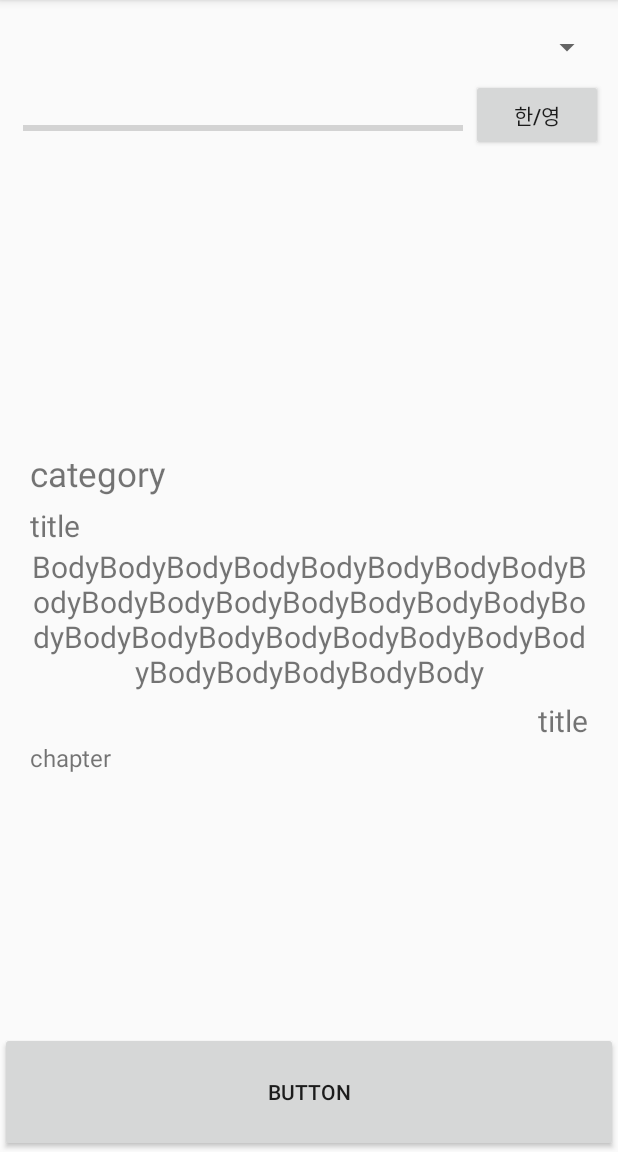
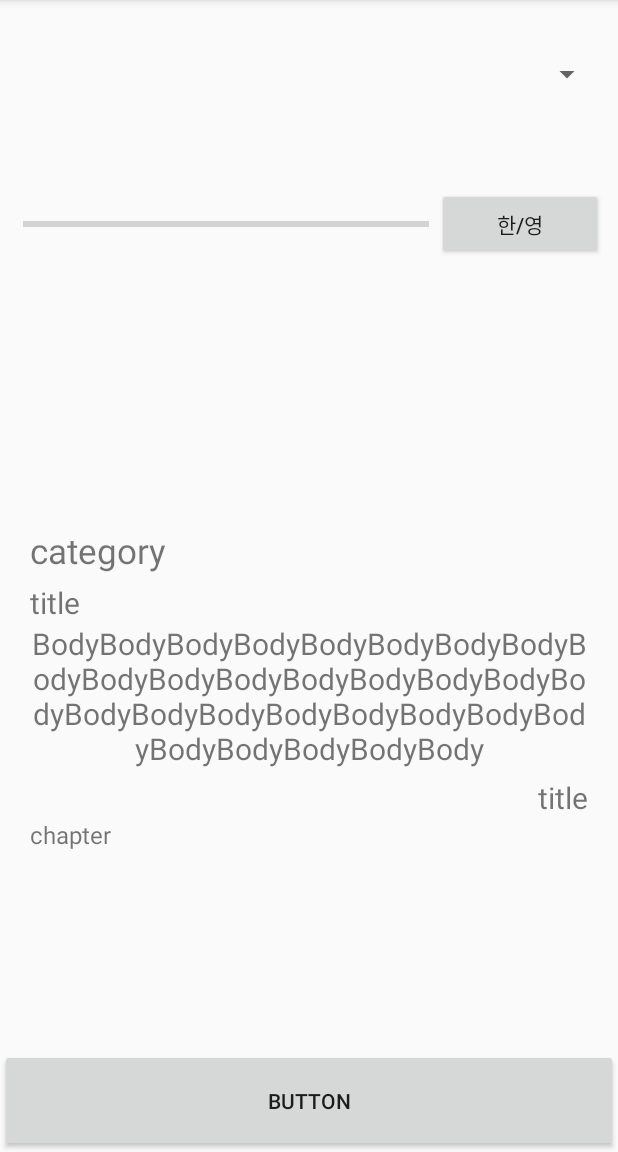
Before and after one commit to bychoi00/project1, an Android app: the screen it shows after launch (MainActivity), after a tap on "BUTTON", on a phone screen of 412 x 824 dp, the part 84-1236 px from its top. Run offline under Robolectric (Android 15) with nearby library versions, the phone set to English and light mode, and no system bars.

Commit message:
no message

```diff
--- a/bible_test/app/src/main/java/com/example/media_choi/bible_test/FragmentBody.java
+++ b/bible_test/app/src/main/java/com/example/media_choi/bible_test/FragmentBody.java
@@ -1,11 +1,15 @@
 package com.example.media_choi.bible_test;
 
 import android.app.Fragment;
+import android.content.Context;
 import android.os.Bundle;
 import android.support.annotation.Nullable;
 import android.view.LayoutInflater;
 import android.view.View;
 import android.view.ViewGroup;
+import android.widget.TextView;
+
+import java.io.InputStream;
 
 /**
  * Created by Media_Choi on 2018-02-07.
@@ -13,9 +17,35 @@ import android.view.ViewGroup;
 
 public class FragmentBody extends Fragment {
 
+    TextView textCategory;
+    TextView textTitle;
+    TextView textBody;
+    TextView textUnderTitle;
+    TextView textChapter;
+
+    private Context context;
+
     @Nullable
     @Override
     public View onCreateView(LayoutInflater inflater, @Nullable ViewGroup container, Bundle savedInstanceState) {
-        return inflater.inflate(R.layout.fragmentbody,container,false);
+        View view = inflater.inflate(R.layout.fragmentbody,container,false);
+        context = getContext();
+
+        String json = null;
+        try {
+            InputStream is = context.getAssets().open("test.json");
+            int size = is.available();
+            byte[] buffer = new byte[size];
+            is.read(buffer);
+            is.close();
+
+            json = new String(buffer,"UTF-8");
+
+        } catch (Exception e) {
+            e.printStackTrace();
+        }
+
+
+        return view;
     }
 }
--- a/bible_test/app/src/main/java/com/example/media_choi/bible_test/MainActivity.java
+++ b/bible_test/app/src/main/java/com/example/media_choi/bible_test/MainActivity.java
@@ -4,6 +4,8 @@ import android.os.Bundle;
 import android.support.v7.app.AppCompatActivity;
 import android.view.View;
 import android.widget.Button;
+
+import java.io.InputStream;
 
 public class MainActivity extends AppCompatActivity {
 
@@ -12,6 +14,8 @@ public class MainActivity extends AppCompatActivity {
     protected void onCreate(Bundle savedInstanceState) {
         super.onCreate(savedInstanceState);
         setContentView(R.layout.activity_main);
+
+        getFragmentManager().beginTransaction().setCustomAnimations(R.animator.enter_anim,R.animator.exit_anim).replace(R.id.main_frame,new FragmentBody()).commit();
 
         Button button1 = (Button)findViewById(R.id.button1);
         button1.setOnClickListener(new View.OnClickListener() {
--- a/bible_test/app/src/main/res/layout/activity_main.xml
+++ b/bible_test/app/src/main/res/layout/activity_main.xml
@@ -12,7 +12,7 @@
         android:padding="10dp"
         android:layout_width="match_parent"
         android:layout_height="0dp"
-        android:layout_weight="1"
+        android:layout_weight="2"
         android:orientation="vertical">
 
         <Spinner
@@ -32,13 +32,15 @@
                 android:id="@+id/progressbar"
                 android:layout_width="wrap_content"
                 android:layout_height="wrap_content"
-                android:layout_weight="1"
+                android:layout_weight="10"
                 android:layout_gravity="center"/>
 
             <Button
                 android:id="@+id/button2"
                 android:layout_width="wrap_content"
                 android:layout_height="wrap_content"
+                android:layout_gravity="center_vertical"
+                android:layout_weight="1"
                 android:text="한/영"/>
 
         </LinearLayout>
```
Also changed, not shown: bible_test/app/src/main/assets/test.json (added, +45 -0 lines), bible_test/app/src/main/java/com/example/media_choi/bible_test/DataModel.java (added, +54 -0 lines).
